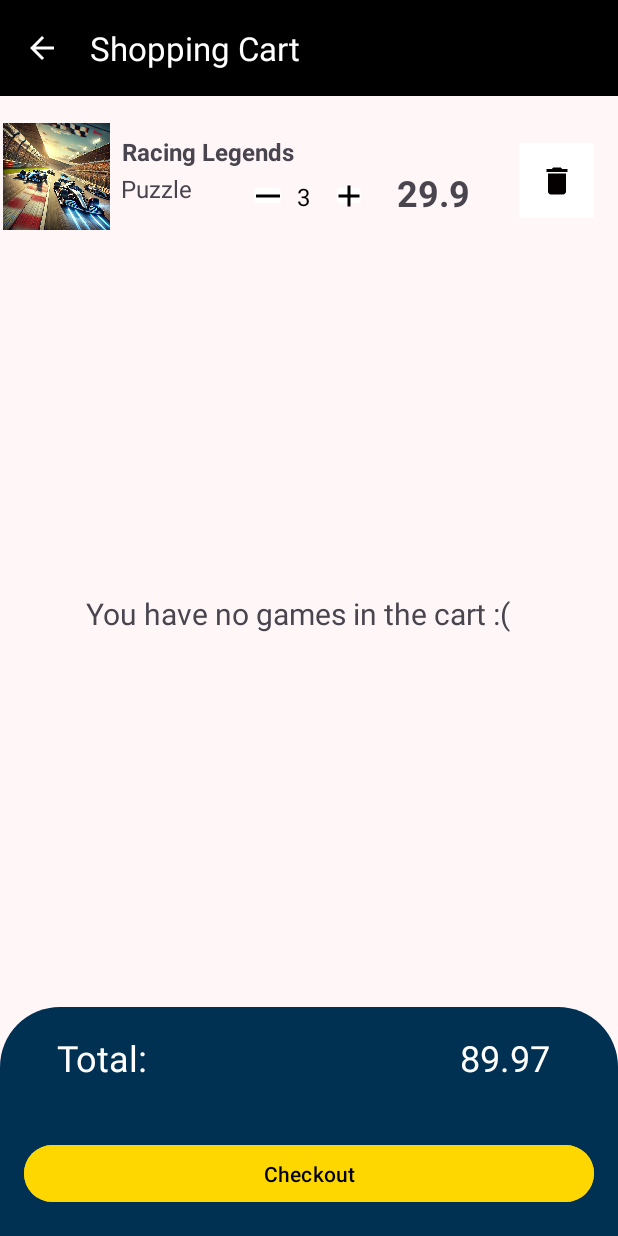
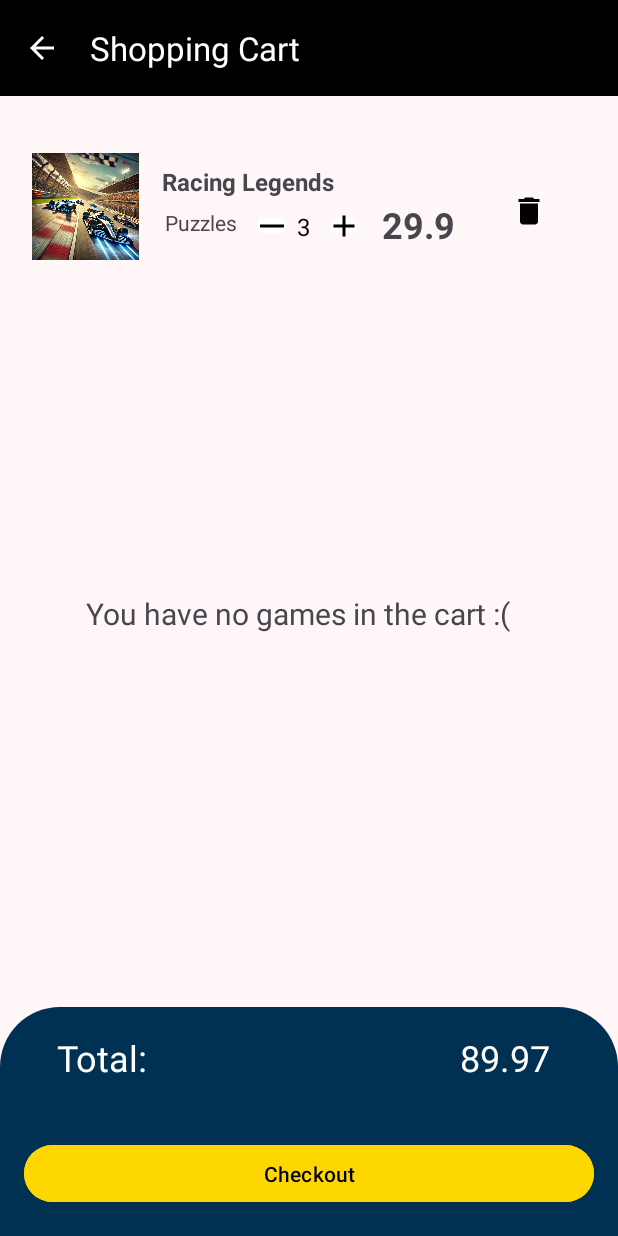
Before and after one commit to NethanShaik/button-mashers, an Android app: the CartActivity screen opened directly, with no data from a screen before it, on a phone screen of 412 x 824 dp. Run offline under Robolectric (Android 15) with nearby library versions, the phone set to English and light mode, and no system bars.

Commit message:
Made some margin adjustments in cart.

```diff
--- a/app/src/main/java/com/example/buttonmashers/MainActivity.kt
+++ b/app/src/main/java/com/example/buttonmashers/MainActivity.kt
@@ -38,11 +38,11 @@ fun copyDatabaseFromAssets(context: Context, overwrite: Boolean = false) {
 class MainActivity : AppCompatActivity(), OnGameClickListener {
     private lateinit var dbHelper: GameDatabaseHelper
 
-    override fun onStart() {
-        super.onStart()
-        intent = Intent(this, ProfileActivity::class.java)
-        startActivity(intent)
-    }
+//    override fun onStart() {
+//        super.onStart()
+//        intent = Intent(this, ProfileActivity::class.java)
+//        startActivity(intent)
+//    }
     override fun onCreate(savedInstanceState: Bundle?) {
         super.onCreate(savedInstanceState)
         enableEdgeToEdge()
--- a/app/src/main/res/layout/activity_cart.xml
+++ b/app/src/main/res/layout/activity_cart.xml
@@ -24,6 +24,7 @@
         android:id="@+id/recyclerView"
         android:layout_width="0dp"
         android:layout_height="0dp"
+        android:padding="20dp"
         app:layout_constraintBottom_toBottomOf="parent"
         app:layout_constraintEnd_toEndOf="parent"
         app:layout_constraintStart_toStartOf="parent"
--- a/app/src/main/res/layout/item_order.xml
+++ b/app/src/main/res/layout/item_order.xml
@@ -15,6 +15,7 @@
         android:text="Forza Horizon 4"
         android:textSize="16sp"
         android:textStyle="bold"
+        android:layout_marginStart="25dp"
         app:layout_constraintBottom_toBottomOf="parent"
         app:layout_constraintEnd_toEndOf="parent"
         app:layout_constraintHorizontal_bias="0.283"
@@ -24,10 +25,12 @@
 
     <TextView
         android:id="@+id/order_game_category"
-        android:layout_width="54dp"
+        android:layout_width="wrap_content"
         android:layout_height="23dp"
         android:text="Racing"
-        android:textSize="16sp"
+        android:textSize="14sp"
+        android:layout_marginStart="21dp"
+        android:layout_marginTop="10dp"
         app:layout_constraintBottom_toBottomOf="parent"
         app:layout_constraintEnd_toEndOf="parent"
         app:layout_constraintHorizontal_bias="0.226"
@@ -51,7 +54,7 @@
         android:id="@+id/order_game_delete"
         android:layout_width="50dp"
         android:layout_height="50dp"
-        android:background="@color/white"
+        android:background="@color/background_color"
         android:src="@drawable/baseline_delete_24"
         app:layout_constraintBottom_toBottomOf="parent"
         app:layout_constraintEnd_toEndOf="parent"
@@ -105,6 +108,7 @@
         android:layout_height="33dp"
         android:textSize="24sp"
         android:textStyle="bold"
+        android:layout_marginTop="5dp"
         app:layout_constraintBottom_toBottomOf="parent"
         app:layout_constraintEnd_toEndOf="parent"
         app:layout_constraintHorizontal_bias="0.75"
```
